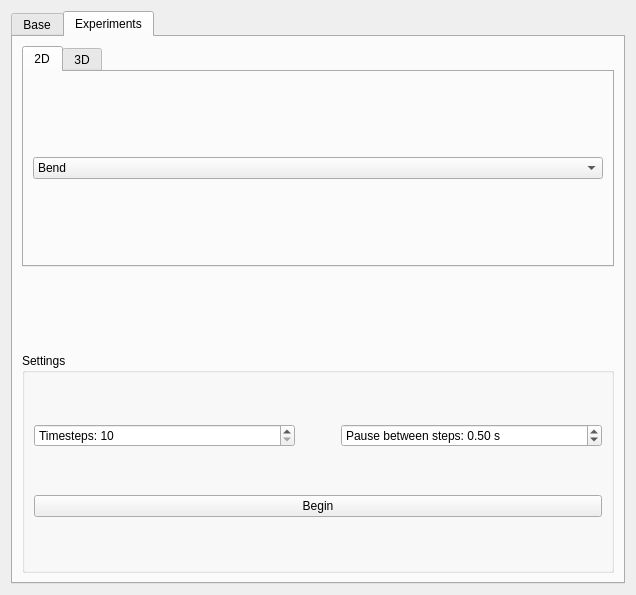
Before: the Qt Designer form Plugin-Master/MasterToolbarBase.ui in a2mont/master-thesis, drawn with Qt 5.
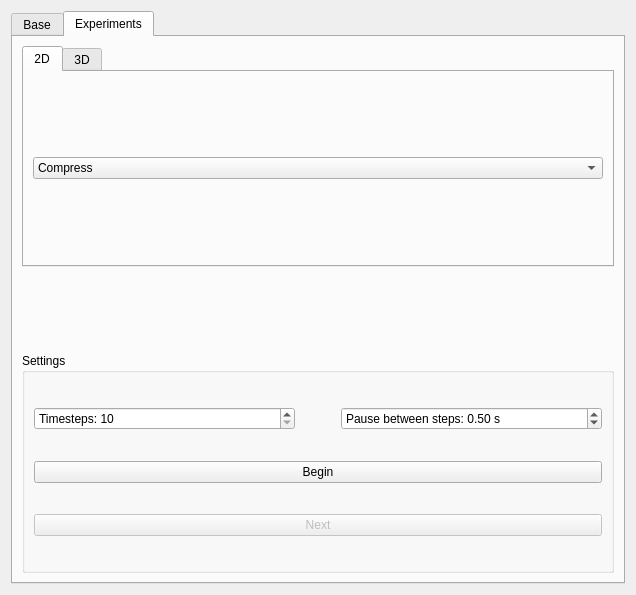
After: the same form once the commit is applied. The open tabs and pages were chosen to show the change.

What changed in the file:
```diff
--- a/Plugin-Master/MasterToolbarBase.ui
+++ b/Plugin-Master/MasterToolbarBase.ui
@@ -288,11 +288,6 @@
               <layout class="QHBoxLayout" name="horizontalLayout">
                <item>
                 <widget class="QComboBox" name="experiment2D">
-                 <item>
-                  <property name="text">
-                   <string>Bend</string>
-                  </property>
-                 </item>
                  <item>
                   <property name="text">
                    <string>Compress</string>
@@ -337,6 +332,16 @@
             <string>Settings</string>
            </property>
            <layout class="QGridLayout" name="gridLayout_7">
+            <item row="1" column="0">
+             <widget class="QPushButton" name="beginExpButton">
+              <property name="text">
+               <string>Begin</string>
+              </property>
+              <property name="checkable">
+               <bool>false</bool>
+              </property>
+             </widget>
+            </item>
             <item row="0" column="0">
              <layout class="QGridLayout" name="gridLayout_9">
               <item row="0" column="3">
@@ -395,13 +400,13 @@
               </item>
              </layout>
             </item>
-            <item row="1" column="0">
-             <widget class="QPushButton" name="beginExpButton">
-              <property name="text">
-               <string>Begin</string>
+            <item row="2" column="0">
+             <widget class="QPushButton" name="nextButton">
+              <property name="enabled">
+               <bool>false</bool>
               </property>
-              <property name="checkable">
-               <bool>true</bool>
+              <property name="text">
+               <string>Next</string>
               </property>
              </widget>
             </item>
```
